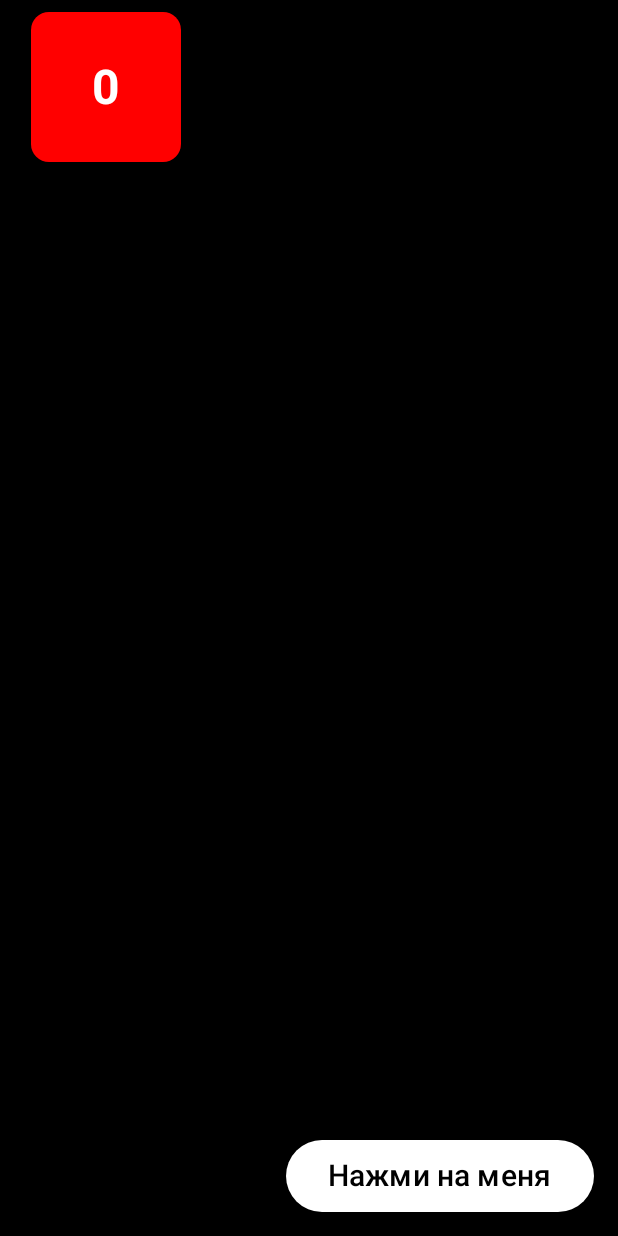
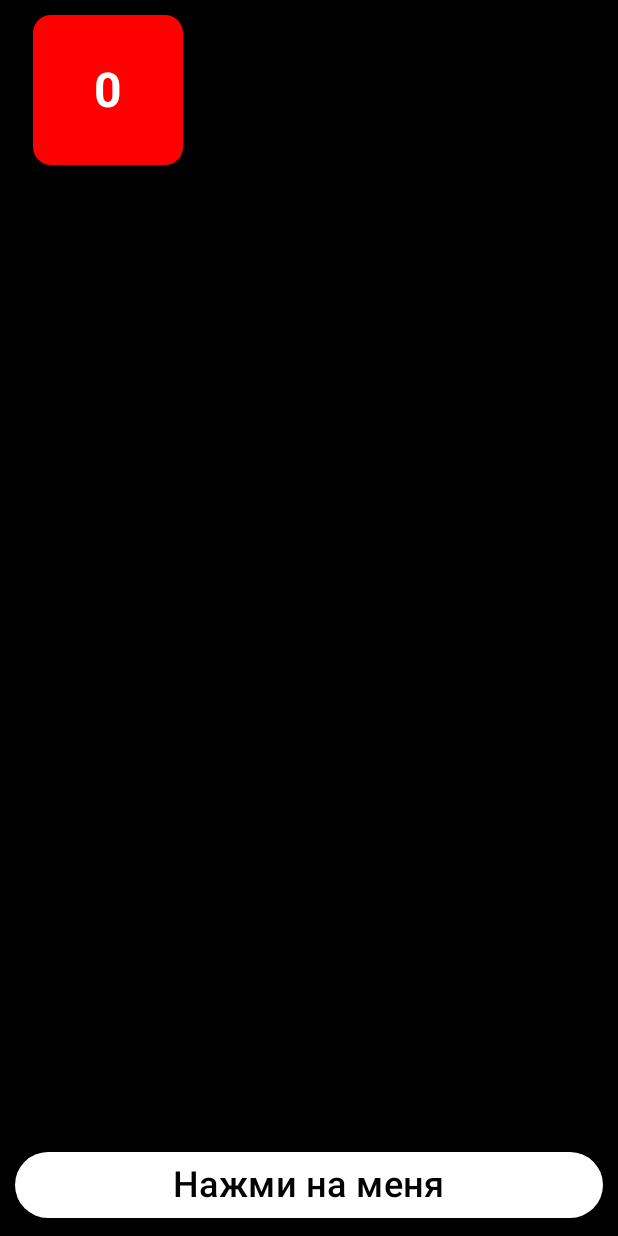
Before and after one commit to TeeeMur/My_App, an Android app built with Jetpack Compose: the screen it shows after launch (MainActivity), after a tap on "Нажми на меня", on a phone screen of 412 x 824 dp. Run offline under Robolectric (Android 15) with nearby library versions, the phone set to English and light mode, and no system bars.

Commit message:
Revert " >засунул кнопку и LazyVerticalGrid в Scaffold, кнопку положил в floatingActionButton"
This reverts commit d3850437b1f5521af862e67f28996821f834ca66.

```diff
--- a/app/src/main/java/com/example/myapp/MainActivity.kt
+++ b/app/src/main/java/com/example/myapp/MainActivity.kt
@@ -4,10 +4,13 @@ import android.content.res.Configuration
 import android.os.Bundle
 import androidx.activity.ComponentActivity
 import androidx.activity.compose.setContent
+import androidx.compose.foundation.background
 import androidx.compose.foundation.layout.Arrangement
 import androidx.compose.foundation.layout.Box
-import androidx.compose.foundation.layout.PaddingValues
+import androidx.compose.foundation.layout.Column
+import androidx.compose.foundation.layout.fillMaxHeight
 import androidx.compose.foundation.layout.fillMaxSize
+import androidx.compose.foundation.layout.fillMaxWidth
 import androidx.compose.foundation.layout.padding
 import androidx.compose.foundation.layout.requiredSize
 import androidx.compose.foundation.lazy.grid.GridCells
@@ -16,8 +19,6 @@ import androidx.compose.material3.Button
 import androidx.compose.material3.ButtonDefaults
 import androidx.compose.material3.Card
 import androidx.compose.material3.CardDefaults
-import androidx.compose.material3.ExperimentalMaterial3Api
-import androidx.compose.material3.Scaffold
 import androidx.compose.material3.Text
 import androidx.compose.runtime.Composable
 import androidx.compose.runtime.MutableState
@@ -35,10 +36,11 @@ import androidx.compose.ui.unit.sp
 const val STR_NAME_SAVE_COUNT = "objCount"
 const val INT_COUNT_OF_COLUMNS_LANDSCAPE = 4
 const val INT_COUNT_OF_COLUMNS_PORTRAIT = 3
+const val FLOAT_SIZE_OF_COLUMNS_LANDSCAPE = 0.8f
+const val FLOAT_SIZE_OF_COLUMNS_PORTRAIT = 0.92f
 class MainActivity : ComponentActivity() {
 
 	private var rectCount = 0
-    @OptIn(ExperimentalMaterial3Api::class)
     override fun onCreate(savedInstanceState: Bundle?) {
         super.onCreate(savedInstanceState)
         setContent {
@@ -46,31 +48,30 @@ class MainActivity : ComponentActivity() {
 		        rectCount = savedInstanceState.getInt(STR_NAME_SAVE_COUNT)
 	        }
 	        val countOfRectangles = remember{mutableStateOf(rectCount)}
-	        Scaffold(
-				floatingActionButton = {
+	        Column(
+		        modifier = Modifier
+			        .fillMaxSize()
+			        .background(Color.Black)
+			        .padding(10.dp),
+		        horizontalAlignment = Alignment.CenterHorizontally,
+		        verticalArrangement = Arrangement.SpaceBetween
+	        ) {
+		        MyLazyVerticalGrid(countOfRectangles)
 		        Button(
 			        onClick = {
 				        rectCount++
 				        countOfRectangles.value = rectCount
 			        },
 			        colors = ButtonDefaults.buttonColors(containerColor = Color.White),
-						elevation = ButtonDefaults.buttonElevation(
-							defaultElevation = 8.dp,
-							pressedElevation = 0.dp
-						)
+			        modifier = Modifier
+				        .fillMaxWidth()
 		        ) {
 			        Text(
-							modifier = Modifier.padding(4.dp),
 				        text = stringResource(R.string.button_name),
-							fontSize = 20.sp,
+				        fontSize = 24.sp,
 				        color = Color.Black
 			        )
 		        }
-				},
-		        containerColor = Color.Black
-			) {
-				innerPadding ->
-		        MyLazyVerticalGrid(countOfRectangles, innerPadding)
 	        }
         }
     }
@@ -105,18 +106,17 @@ fun Rectangle(num: Int) {
 }
 
 @Composable
-fun MyLazyVerticalGrid(countOfBoxes: MutableState<Int>, padd: PaddingValues) {
+fun MyLazyVerticalGrid(countOfBoxes: MutableState<Int>) {
 	val screenConfig = LocalConfiguration.current
 	val countOfColumns =
 		(if (screenConfig.orientation == Configuration.ORIENTATION_LANDSCAPE) INT_COUNT_OF_COLUMNS_LANDSCAPE else INT_COUNT_OF_COLUMNS_PORTRAIT)
+	val gridMaxHeight = (if (screenConfig.orientation == Configuration.ORIENTATION_LANDSCAPE) FLOAT_SIZE_OF_COLUMNS_LANDSCAPE else FLOAT_SIZE_OF_COLUMNS_PORTRAIT)
 	LazyVerticalGrid(
 		columns = GridCells.Fixed(countOfColumns),
 		verticalArrangement = Arrangement.spacedBy(10.dp),
 		horizontalArrangement = Arrangement.spacedBy(10.dp),
-		contentPadding = PaddingValues(8.dp),
 		modifier = Modifier
-			.fillMaxSize()
-			.padding(padd)
+			.fillMaxHeight(gridMaxHeight)
 	){
 		items(countOfBoxes.value) {numOfBox ->
 			Rectangle(num = numOfBox)
```
Lines whose indentation alone changed are shown as unchanged.
